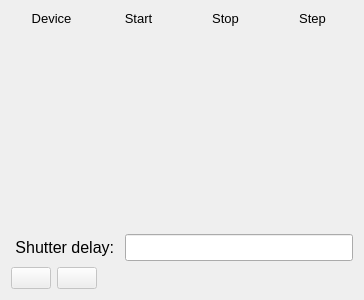
uetke/UUPharosController, file pharos/view/GUI/QtCreator/scan_config.ui: the form before one commit.
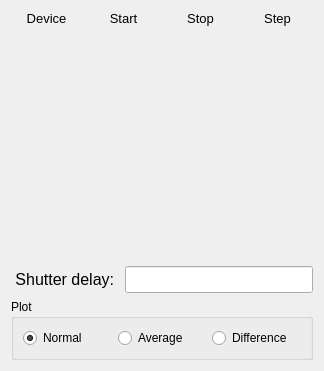
The form after the commit. Icons and pictures are not drawn.

Commit message: Added difference and average to 2D plots

The edit to the form file:
```diff
--- a/pharos/view/GUI/QtCreator/scan_config.ui
+++ b/pharos/view/GUI/QtCreator/scan_config.ui
@@ -6,15 +6,15 @@
    <rect>
     <x>0</x>
     <y>0</y>
-    <width>364</width>
-    <height>300</height>
+    <width>324</width>
+    <height>371</height>
    </rect>
   </property>
   <property name="windowTitle">
    <string>Configure Scan</string>
   </property>
-  <layout class="QVBoxLayout" name="verticalLayout_2">
-   <item>
+  <layout class="QGridLayout" name="gridLayout">
+   <item row="0" column="0">
     <layout class="QVBoxLayout" name="devices_layout">
      <item>
       <layout class="QHBoxLayout" name="horizontalLayout">
@@ -82,7 +82,7 @@
      </item>
     </layout>
    </item>
-   <item>
+   <item row="1" column="0">
     <spacer name="verticalSpacer">
      <property name="orientation">
       <enum>Qt::Vertical</enum>
@@ -95,7 +95,7 @@
      </property>
     </spacer>
    </item>
-   <item>
+   <item row="2" column="0">
     <layout class="QHBoxLayout" name="horizontalLayout_3">
      <item>
       <widget class="QLabel" name="label_5">
@@ -120,53 +120,65 @@
      </item>
     </layout>
    </item>
-   <item>
+   <item row="3" column="0">
+    <widget class="QGroupBox" name="groupBox">
+     <property name="sizePolicy">
+      <sizepolicy hsizetype="Expanding" vsizetype="Minimum">
+       <horstretch>0</horstretch>
+       <verstretch>0</verstretch>
+      </sizepolicy>
+     </property>
+     <property name="minimumSize">
+      <size>
+       <width>0</width>
+       <height>0</height>
+      </size>
+     </property>
+     <property name="maximumSize">
+      <size>
+       <width>16777215</width>
+       <height>16777215</height>
+      </size>
+     </property>
+     <property name="title">
+      <string>Plot</string>
+     </property>
     <layout class="QHBoxLayout" name="horizontalLayout_2">
      <item>
-      <widget class="QPushButton" name="add_device_button">
-       <property name="enabled">
-        <bool>false</bool>
-       </property>
-       <property name="styleSheet">
-        <string notr="true"/>
-       </property>
+       <widget class="QRadioButton" name="normal_plot">
+        <property name="toolTip">
+         <string>Plots the data as-is</string>
+        </property>
        <property name="text">
-        <string/>
-       </property>
-       <property name="icon">
-        <iconset resource="resources.qrc">
-         <normaloff>:/icons/icons/plus.png</normaloff>:/icons/icons/plus.png</iconset>
+         <string>Normal</string>
+        </property>
+        <property name="checked">
+         <bool>true</bool>
        </property>
       </widget>
      </item>
      <item>
-      <widget class="QPushButton" name="remove_device_button">
-       <property name="enabled">
-        <bool>false</bool>
+       <widget class="QRadioButton" name="average_plot">
+        <property name="toolTip">
+         <string>&lt;html&gt;&lt;head/&gt;&lt;body&gt;&lt;p&gt;Plots the average of the two-way scans.&lt;/p&gt;&lt;p&gt;&lt;span style=&quot; font-weight:600; color:#ff0000;&quot;&gt;WARNING&lt;/span&gt;: Only works if two-way scans are selected.&lt;/p&gt;&lt;p&gt;&lt;br/&gt;&lt;/p&gt;&lt;/body&gt;&lt;/html&gt;</string>
        </property>
        <property name="text">
-        <string/>
-       </property>
-       <property name="icon">
-        <iconset resource="resources.qrc">
-         <normaloff>:/icons/icons/minus.png</normaloff>:/icons/icons/minus.png</iconset>
-       </property>
+         <string>Average</string>
+        </property>
       </widget>
      </item>
      <item>
-      <spacer name="horizontalSpacer">
-       <property name="orientation">
-        <enum>Qt::Horizontal</enum>
-       </property>
-       <property name="sizeHint" stdset="0">
-        <size>
-         <width>40</width>
-         <height>20</height>
-        </size>
-       </property>
-      </spacer>
-     </item>
-    </layout>
+       <widget class="QRadioButton" name="radioButton_3">
+        <property name="toolTip">
+         <string>&lt;html&gt;&lt;head/&gt;&lt;body&gt;&lt;p&gt;Plots the difference of the two-way scans.&lt;/p&gt;&lt;p&gt;&lt;span style=&quot; font-weight:600; color:#ff0000;&quot;&gt;WARNING&lt;/span&gt;: Only works if two-way scans are selected.&lt;/p&gt;&lt;/body&gt;&lt;/html&gt;</string>
+        </property>
+        <property name="text">
+         <string>Difference</string>
+        </property>
+       </widget>
+      </item>
+     </layout>
+    </widget>
    </item>
   </layout>
  </widget>
```
Lines whose indentation alone changed are shown as unchanged. The commit also changes 4 other files.
